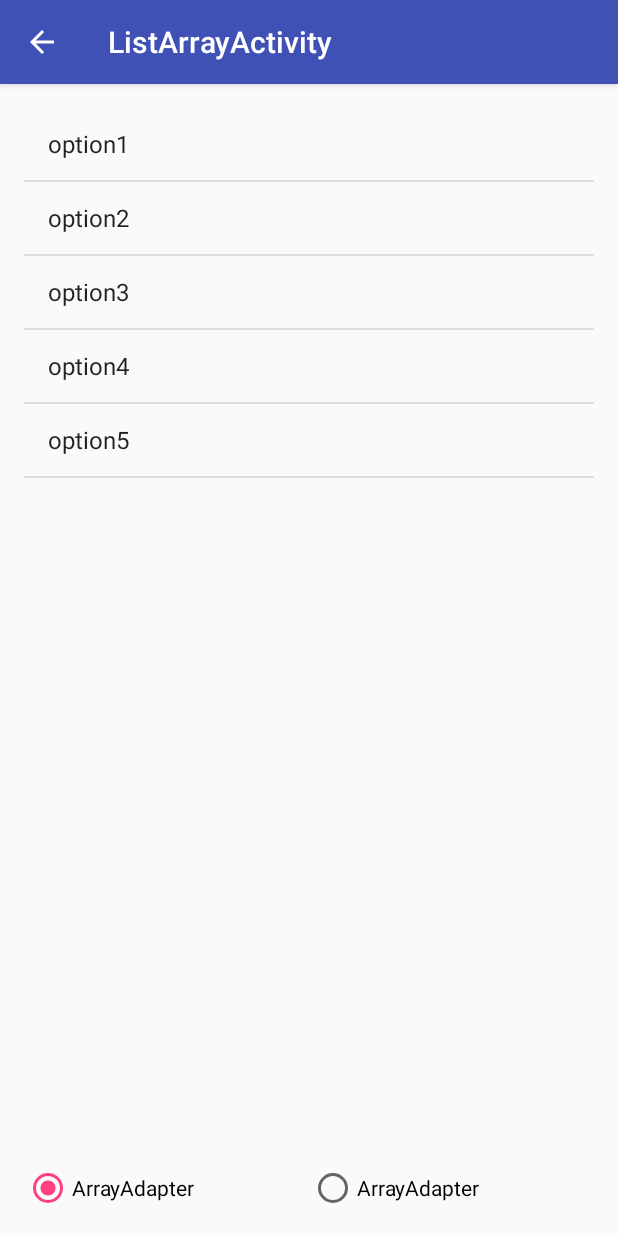
After one commit to shfypp/mooc, an Android app: the ListArrayActivity screen opened directly, with no data from a screen before it, on a phone screen of 412 x 824 dp. The commit adds this screen. Run offline under Robolectric (Android 15) with nearby library versions, the phone set to English and light mode, and no system bars.

Commit message:
8 ListView

```diff
--- /dev/null
+++ b/app/src/main/java/cn/hophin/shfy/androidmooc/ListArrayActivity.java
@@ -0,0 +1,110 @@
+package cn.hophin.shfy.androidmooc;
+
+import android.content.Context;
+import android.os.Bundle;
+import android.support.annotation.NonNull;
+import android.support.v7.app.AppCompatActivity;
+import android.support.v7.widget.Toolbar;
+import android.widget.ArrayAdapter;
+import android.widget.ListView;
+import android.widget.RadioGroup;
+import android.widget.SimpleAdapter;
+
+import java.util.ArrayList;
+import java.util.Arrays;
+import java.util.HashMap;
+import java.util.List;
+import java.util.Map;
+
+public class ListArrayActivity extends AppCompatActivity {
+    private Context context;
+    private String LIGHT_IMAGE="light_image";
+    private String LIGHT_NAME="light_name";
+
+    public ListArrayActivity() {
+        this.context = this;
+    }
+
+    private ListView mListView;
+    private RadioGroup mRadioGroup;
+
+    private ArrayAdapter mArrayAdapter;
+    private SimpleAdapter mSimpleAdapter;
+    private List<Map<String,Object>> mapData;
+
+
+
+    @Override
+    protected void onCreate(Bundle savedInstanceState) {
+        super.onCreate(savedInstanceState);
+        setContentView(R.layout.activity_list_array);
+        Toolbar toolbar = (Toolbar) findViewById(R.id.toolbar);
+        setSupportActionBar(toolbar);
+
+        getSupportActionBar().setDisplayHomeAsUpEnabled(true);
+
+        //初始化控件
+        mListView= (ListView) findViewById(R.id.array_data_list_view);
+        //为Adapter准备数据
+        List<String> listData = getListData();
+        //封装数据到Adapter
+        mArrayAdapter=new ArrayAdapter(
+                context,
+                android.R.layout.simple_list_item_1,
+                listData
+        );
+
+        mSimpleAdapter=new SimpleAdapter(
+                context,
+                getSimpleAdapterData(),
+                R.layout.simple_list_item,
+                new String[]{LIGHT_IMAGE,LIGHT_NAME},
+                new int[]{R.id.light_image_view,R.id.light_text_view}
+        );
+
+        mRadioGroup= (RadioGroup) findViewById(R.id.list_select_radio_group);
+        mListView.setAdapter(
+                mRadioGroup.getCheckedRadioButtonId()==R.id.array_adapter_radio_button?
+                        mArrayAdapter:mSimpleAdapter);
+        mRadioGroup.setOnCheckedChangeListener(new RadioGroup.OnCheckedChangeListener() {
+            @Override
+            public void onCheckedChanged(RadioGroup group, int checkedId) {
+                switch (checkedId){
+                    case R.id.array_adapter_radio_button:
+                        mListView.setAdapter(mArrayAdapter);
+                        break;
+                    case R.id.simple_adapter_radio_button:
+                        mListView.setAdapter(mSimpleAdapter);
+                        break;
+                }
+            }
+        });
+
+    }
+
+    private  List<Map<String,Object>> getSimpleAdapterData() {
+        mapData=new ArrayList<Map<String,Object>>();
+
+        for(int i=0;i<10;i++){
+            Map<String,Object> map=new HashMap<String, Object>();
+            map.put(LIGHT_IMAGE, R.drawable.light_switch_on);
+
+            map.put(LIGHT_NAME,"客厅"+(i+1));
+            mapData.add(map);
+        }
+        return mapData;
+    }
+
+    @NonNull
+    private List<String> getListData() {
+        String[] arrayData={
+                "option1",
+                "option2",
+                "option3",
+                "option4",
+                "option5"
+        };
+        return new ArrayList<String>(Arrays.asList(arrayData));
+    }
+
+}
--- /dev/null
+++ b/app/src/main/res/layout/activity_list_array.xml
@@ -0,0 +1,27 @@
+<?xml version="1.0" encoding="utf-8"?>
+<android.support.design.widget.CoordinatorLayout xmlns:android="http://schemas.android.com/apk/res/android"
+    xmlns:app="http://schemas.android.com/apk/res-auto"
+    xmlns:tools="http://schemas.android.com/tools"
+    android:layout_width="match_parent"
+    android:layout_height="match_parent"
+    android:fitsSystemWindows="true"
+    tools:context="cn.hophin.shfy.androidmooc.ListArrayActivity">
+
+    <android.support.design.widget.AppBarLayout
+        android:layout_width="match_parent"
+        android:layout_height="wrap_content"
+        android:theme="@style/AppTheme.AppBarOverlay">
+
+        <android.support.v7.widget.Toolbar
+            android:id="@+id/toolbar"
+            android:layout_width="match_parent"
+            android:layout_height="?attr/actionBarSize"
+            android:background="?attr/colorPrimary"
+            app:popupTheme="@style/AppTheme.PopupOverlay" />
+
+    </android.support.design.widget.AppBarLayout>
+
+    <include layout="@layout/content_list_array" />
+
+
+</android.support.design.widget.CoordinatorLayout>
--- /dev/null
+++ b/app/src/main/res/layout/content_list_array.xml
@@ -0,0 +1,53 @@
+<?xml version="1.0" encoding="utf-8"?>
+<LinearLayout xmlns:android="http://schemas.android.com/apk/res/android"
+    xmlns:app="http://schemas.android.com/apk/res-auto"
+    xmlns:tools="http://schemas.android.com/tools"
+    android:layout_width="match_parent"
+    android:layout_height="match_parent"
+    android:orientation="vertical"
+    android:paddingBottom="@dimen/activity_vertical_margin"
+    android:paddingLeft="@dimen/activity_horizontal_margin"
+    android:paddingRight="@dimen/activity_horizontal_margin"
+    android:paddingTop="@dimen/activity_vertical_margin"
+    app:layout_behavior="@string/appbar_scrolling_view_behavior"
+    tools:context="cn.hophin.shfy.androidmooc.ListArrayActivity"
+    tools:showIn="@layout/activity_list_array">
+
+    <ListView
+        android:id="@+id/array_data_list_view"
+        android:layout_width="match_parent"
+        android:layout_height="0dp"
+        android:layout_weight="1"
+        android:minHeight="?android:attr/listPreferredItemHeight" />
+
+    <LinearLayout
+        android:layout_width="match_parent"
+        android:layout_height="wrap_content"
+        android:orientation="horizontal">
+
+        <RadioGroup
+            android:id="@+id/list_select_radio_group"
+            android:layout_width="match_parent"
+            android:layout_height="wrap_content"
+            android:orientation="horizontal">
+
+            <RadioButton
+                android:id="@+id/array_adapter_radio_button"
+                android:layout_width="0dp"
+                android:layout_height="wrap_content"
+                android:layout_weight="1"
+                android:checked="true"
+                android:text="ArrayAdapter" />
+
+            <RadioButton
+                android:id="@+id/simple_adapter_radio_button"
+                android:layout_width="0dp"
+                android:layout_height="wrap_content"
+                android:layout_weight="1"
+                android:checked="false"
+                android:text="ArrayAdapter" />
+
+        </RadioGroup>
+    </LinearLayout>
+
+</LinearLayout>
--- a/app/src/main/res/values/strings.xml
+++ b/app/src/main/res/values/strings.xml
@@ -10,4 +10,6 @@
     <string name="sex_woman">女</string>
     <string name="device_android">安卓</string>
     <string name="device_mac">苹果</string>
+    <string name="list_array">ListArray</string>
+    <string name="title_activity_list_array">ListArrayActivity</string>
 </resources>
```
Also changed, not shown: app/src/main/AndroidManifest.xml (+9 -0 lines), app/src/main/java/cn/hophin/shfy/androidmooc/MainActivity.java (+7 -0 lines), app/src/main/res/layout/content_main.xml (+12 -0 lines), app/src/main/res/layout/simple_list_item.xml (added, +19 -0 lines).
